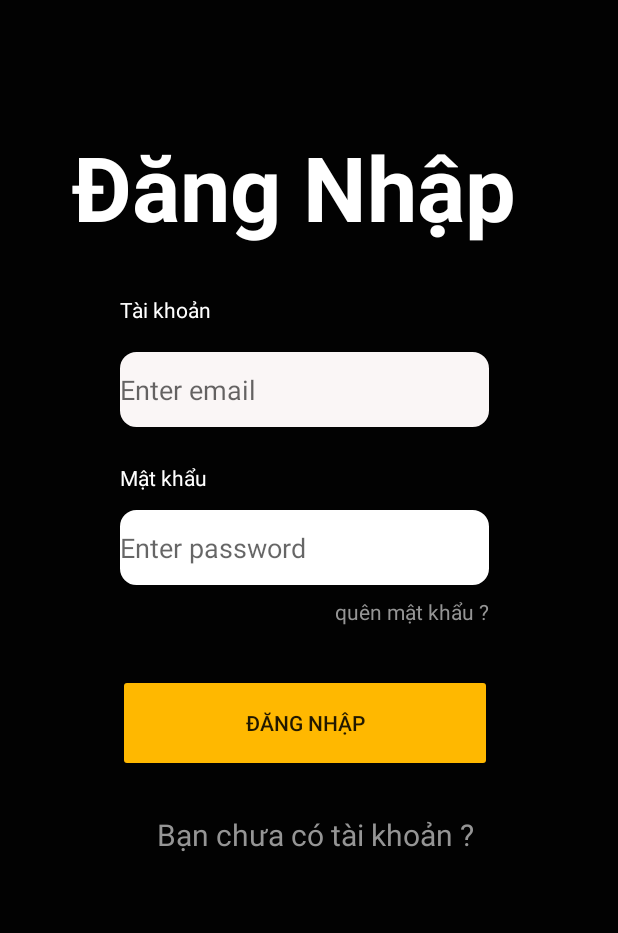
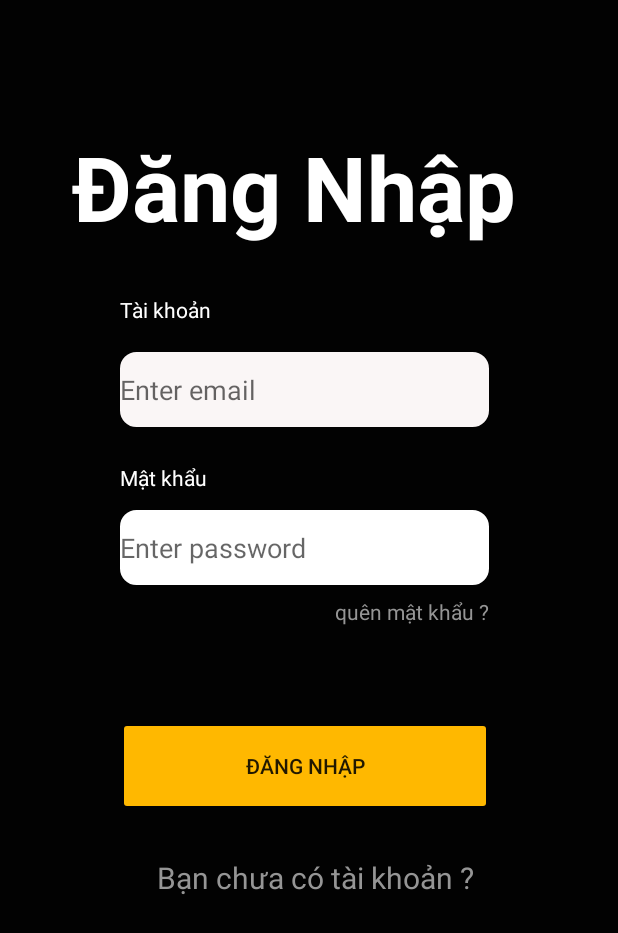
Before and after one commit to trongten/BaiTapOnCKLTTBDD, an Android app: the Login screen opened directly, with no data from a screen before it, on a phone screen of 412 x 824 dp. Shown: the top 933 px of the screen. Run offline under Robolectric (Android 15) with nearby library versions, the phone set to English and light mode, and no system bars; our stand-ins replace Firebase (no records; nobody signed in at launch, a user with empty details on screens opened directly).

Commit message:
Final commit

```diff
--- a/app/src/main/java/com/example/movierating/activity/movieList.java
+++ b/app/src/main/java/com/example/movierating/activity/movieList.java
@@ -3,6 +3,7 @@ package com.example.movierating.activity;
 import android.content.Intent;
 import android.os.Bundle;
 import android.view.View;
+import android.widget.EditText;
 import android.widget.ImageView;
 import android.widget.TextView;
 
@@ -30,7 +31,6 @@ public class movieList extends AppCompatActivity {
         super.onCreate(savedInstanceState);
         setContentView(R.layout.activity_main);
         movies = new ArrayList<>();
-
 
         movieFrag = new movieListFragment();
         getSupportFragmentManager().beginTransaction().add(R.id.fragmentContainerView, movieFrag, "movieFragment").commit();
--- a/app/src/main/res/layout/activity_main.xml
+++ b/app/src/main/res/layout/activity_main.xml
@@ -5,6 +5,8 @@
     android:layout_width="match_parent"
     android:layout_height="match_parent"
     android:background="#000000"
+    android:focusable="false"
+    android:focusableInTouchMode="true"
     tools:context=".activity.movieList">
 
     <ImageView
@@ -80,6 +82,8 @@
         app:layout_constraintHorizontal_bias="0.384"
         app:layout_constraintStart_toStartOf="parent"
         app:layout_constraintTop_toTopOf="parent"
+        android:focusable="false"
+        android:focusableInTouchMode="true"
         tools:ignore="MissingConstraints"
         tools:layout="@layout/activity_item_movie_list" />
 
--- a/app/src/main/res/layout/fragment_movie_detail.xml
+++ b/app/src/main/res/layout/fragment_movie_detail.xml
@@ -5,6 +5,8 @@
     android:name="com.google.android.youtube.player.YouTubePlayerSupportFragment"
     android:layout_width="match_parent"
     android:layout_height="wrap_content"
+    android:focusable="false"
+    android:focusableInTouchMode="true"
     android:background="#343434"
     tools:context=".activity.movieDetail">
 
@@ -28,6 +30,8 @@
 
             <androidx.constraintlayout.widget.ConstraintLayout
                 android:layout_width="match_parent"
+                android:focusable="false"
+                android:focusableInTouchMode="true"
                 android:layout_height="727dp">
 
                 <TextView
@@ -159,7 +163,6 @@
                     android:layout_height="60dp"
                     android:background="@color/white"
                     android:ems="10"
-                    android:focusable="auto"
                     android:gravity="start|top"
                     android:hint="Comments Here"
                     android:inputType="textMultiLine"
--- a/app/src/main/res/layout/fragment_search.xml
+++ b/app/src/main/res/layout/fragment_search.xml
@@ -8,6 +8,8 @@
     android:background="#494747"
     android:backgroundTint="#494747"
     android:orientation="vertical"
+    android:focusable="false"
+    android:focusableInTouchMode="true"
     tools:context=".activity.itemMovieList">
 
     <!-- TODO: Update blank fragment layout -->
--- a/app/src/main/res/layout/login.xml
+++ b/app/src/main/res/layout/login.xml
@@ -4,6 +4,8 @@
     xmlns:tools="http://schemas.android.com/tools"
     android:layout_width="match_parent"
     android:layout_height="match_parent"
+    android:focusable="false"
+    android:focusableInTouchMode="true"
     android:background="#020202">
 
     <TextView
@@ -78,6 +80,7 @@
         android:layout_height="wrap_content"
         android:layout_marginTop="8dp"
         android:clickable="true"
+        android:minHeight="48dp"
         android:text="quên mật khẩu ?"
         android:textColor="#959595"
         app:layout_constraintEnd_toEndOf="@+id/ed_Login_Password"
```
Also changed, not shown: app/src/main/res/layout/logout.xml (+4 -3 lines).
